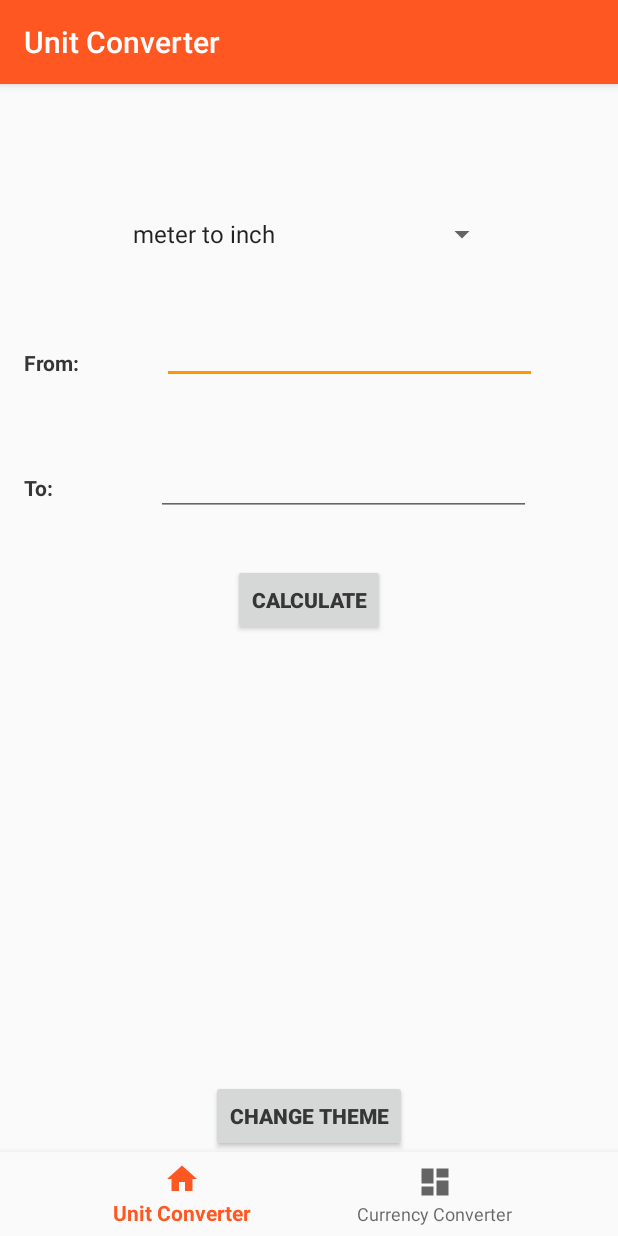
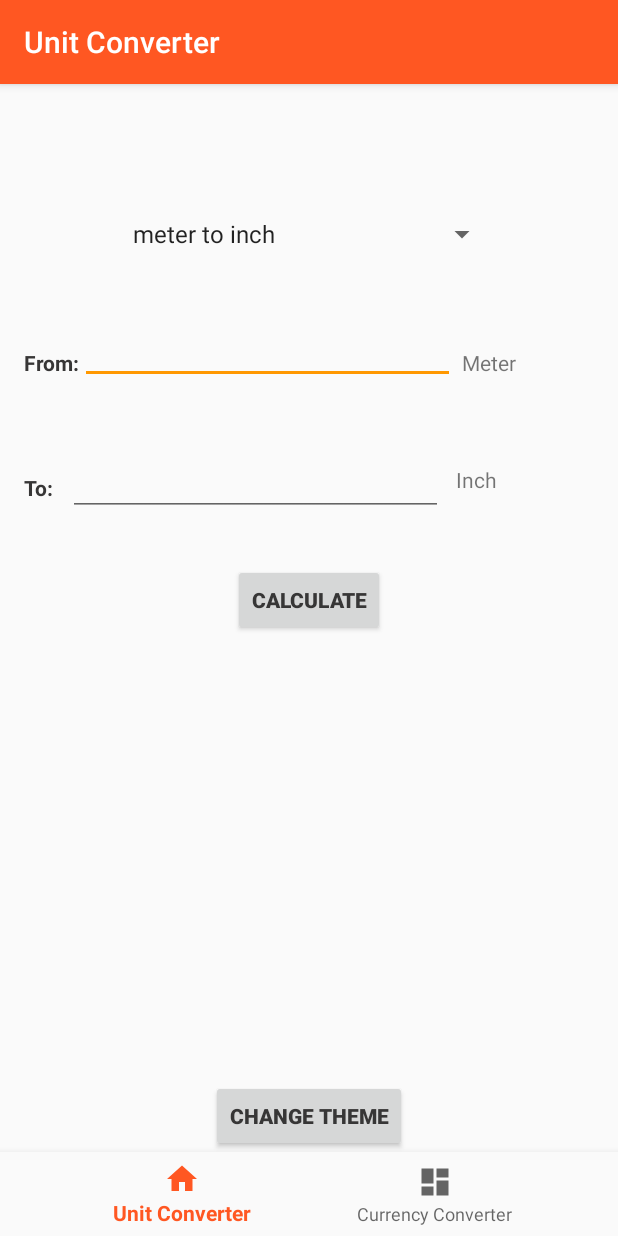
Before and after one commit to gollumeye/AppDev-AB6-Exc2, an Android app: the screen it shows after launch (MainActivity), on a phone screen of 412 x 824 dp. Run offline under Robolectric (Android 15) with nearby library versions, the phone set to English and light mode, and no system bars; our stand-ins replace navigation-ui.

Commit message:
Sheet 7 - exc3&4

```diff
--- a/app/src/main/java/com/example/appdev_sheet5_exc2_bottomnavigation/ui/UnitConverter/UnitConverterFragment.java
+++ b/app/src/main/java/com/example/appdev_sheet5_exc2_bottomnavigation/ui/UnitConverter/UnitConverterFragment.java
@@ -1,16 +1,24 @@
 package com.example.appdev_sheet5_exc2_bottomnavigation.ui.UnitConverter;
 
 import android.os.Bundle;
+import android.transition.TransitionInflater;
 import android.view.LayoutInflater;
 import android.view.View;
 import android.view.ViewGroup;
+import android.view.animation.Animation;
+import android.view.animation.AnimationUtils;
+import android.widget.AdapterView;
+import android.widget.TextSwitcher;
 import android.widget.TextView;
+import android.widget.ViewSwitcher;
 
 import androidx.annotation.NonNull;
 import androidx.fragment.app.Fragment;
 import androidx.lifecycle.ViewModelProvider;
 
+import com.example.appdev_sheet5_exc2_bottomnavigation.R;
 import com.example.appdev_sheet5_exc2_bottomnavigation.databinding.FragmentUnitConverterBinding;
+import com.google.android.material.navigation.NavigationBarView;
 
 public class UnitConverterFragment extends Fragment {
 
@@ -22,6 +30,95 @@ public class UnitConverterFragment extends Fragment {
                 new ViewModelProvider(this).get(UnitConverterViewModel.class);
 
         binding = FragmentUnitConverterBinding.inflate(inflater, container, false);
+
+        TransitionInflater transitionInflater = TransitionInflater.from(requireContext());
+        setExitTransition(transitionInflater.inflateTransition(R.transition.fade));
+        setEnterTransition(transitionInflater.inflateTransition(R.transition.fade));
+
+        //TextSwitcher textSwitcher = binding.textSwitcherFrom;
+        Animation fade_in = AnimationUtils.loadAnimation(getContext(), android.R.anim.fade_in);
+        Animation fade_out = AnimationUtils.loadAnimation(getContext(), android.R.anim.fade_out);
+
+        binding.textSwitcherFrom.setInAnimation(fade_in);
+        binding.textSwitcherFrom.setOutAnimation(fade_out);
+
+        binding.textSwitcherFrom.setFactory(
+                new ViewSwitcher.ViewFactory() {
+                    @Override
+                    public View makeView()
+                    {
+                        TextView textView = new TextView(getActivity());
+                        return textView;
+                    }
+                });
+
+        binding.textSwitcherTo.setInAnimation(fade_in);
+        binding.textSwitcherTo.setOutAnimation(fade_out);
+
+        binding.textSwitcherTo.setFactory(new ViewSwitcher.ViewFactory() {
+            @Override
+            public View makeView()
+            {
+                TextView textView2 = new TextView(getActivity());
+                return textView2;
+            }
+        });
+
+        /*
+        binding.textView.setOnClickListener(e->{
+            binding.textView.setText("Test");
+        });
+
+         */
+
+        binding.spinner.setOnItemSelectedListener(new AdapterView.OnItemSelectedListener() {
+            @Override
+            public void onItemSelected(AdapterView<?> adapterView, View view, int i, long l) {
+                String conversion_mode = binding.spinner.getSelectedItem().toString();
+
+                switch (conversion_mode) {
+                    case ("meter to inch"):
+                        binding.textSwitcherFrom.setText("Meter");
+                        binding.textSwitcherTo.setText("Inch");
+                        break;
+                    case ("inch to meter"):
+                        binding.textSwitcherFrom.setText("Inch");
+                        binding.textSwitcherTo.setText("Meter");
+                        break;
+                    case ("celsius to fahrenheit"):
+                        binding.textSwitcherFrom.setText("Celsius");
+                        binding.textSwitcherTo.setText("Fahrenheit");
+                        break;
+                    case ("fahrenheit to celcius"):
+                        binding.textSwitcherFrom.setText("Fahrenheit");
+                        binding.textSwitcherTo.setText("Celsius");
+                        break;
+                    case ("kilometers to miles"):
+                        binding.textSwitcherFrom.setText("Kilometers");
+                        binding.textSwitcherTo.setText("Miles");
+                        break;
+                    case ("miles to kilometers"):
+                        binding.textSwitcherFrom.setText("Miles");
+                        binding.textSwitcherTo.setText("Kilometers");
+                        break;
+                    case ("knots to meter per second"):
+                        binding.textSwitcherFrom.setText("Knots");
+                        binding.textSwitcherTo.setText("Meter");
+                        break;
+                    case ("meter per second to knots"):
+                        binding.textSwitcherFrom.setText("Meter per Second");
+                        binding.textSwitcherTo.setText("Knots");
+                        break;
+                    default:
+                        ;
+                }
+            }
+
+            @Override
+            public void onNothingSelected(AdapterView<?> adapterView) {
+
+            }
+        });
 
         binding.button.setOnClickListener(e->{
             String conversion_mode = binding.spinner.getSelectedItem().toString();
--- a/app/src/main/res/layout/fragment_unit_converter.xml
+++ b/app/src/main/res/layout/fragment_unit_converter.xml
@@ -5,6 +5,24 @@
     android:layout_width="match_parent"
     android:layout_height="match_parent"
     tools:context=".MainActivity">
+
+    <TextSwitcher
+        android:id="@+id/textSwitcherFrom"
+        android:layout_width="100dp"
+        android:layout_height="30dp"
+        android:layout_marginTop="64dp"
+        app:layout_constraintEnd_toEndOf="parent"
+        app:layout_constraintStart_toEndOf="@+id/textInputLayout"
+        app:layout_constraintTop_toBottomOf="@+id/spinner"></TextSwitcher>
+
+    <TextSwitcher
+        android:id="@+id/textSwitcherTo"
+        android:layout_width="100dp"
+        android:layout_height="30dp"
+        android:layout_marginTop="48dp"
+        app:layout_constraintEnd_toEndOf="parent"
+        app:layout_constraintStart_toEndOf="@+id/textInputLayout2"
+        app:layout_constraintTop_toBottomOf="@+id/textSwitcherFrom"></TextSwitcher>
 
     <Spinner
         android:id="@+id/spinner"
@@ -19,32 +37,31 @@
 
     <TextView
         android:id="@+id/textViewFrom"
+        style="@style/TextViewStyle"
         android:layout_width="wrap_content"
         android:layout_height="wrap_content"
         android:layout_marginStart="16dp"
         android:layout_marginTop="64dp"
         android:text="From:"
         app:layout_constraintStart_toStartOf="parent"
-        app:layout_constraintTop_toBottomOf="@+id/spinner"
-        style="@style/TextViewStyle"/>
+        app:layout_constraintTop_toBottomOf="@+id/spinner" />
 
     <TextView
         android:id="@+id/textViewTo"
+        style="@style/TextViewStyle"
         android:layout_width="wrap_content"
         android:layout_height="wrap_content"
         android:layout_marginStart="16dp"
         android:layout_marginTop="64dp"
         android:text="To:   "
         app:layout_constraintStart_toStartOf="parent"
-        app:layout_constraintTop_toBottomOf="@+id/textViewFrom"
-        style="@style/TextViewStyle"/>
+        app:layout_constraintTop_toBottomOf="@+id/textViewFrom" />
 
     <com.google.android.material.textfield.TextInputLayout
         android:id="@+id/textInputLayout"
         android:layout_width="250dp"
         android:layout_height="wrap_content"
         android:layout_marginTop="32dp"
-        app:layout_constraintEnd_toEndOf="parent"
         app:layout_constraintStart_toEndOf="@+id/textViewFrom"
         app:layout_constraintTop_toBottomOf="@+id/spinner">
 
@@ -60,7 +77,6 @@
         android:layout_width="250dp"
         android:layout_height="wrap_content"
         android:layout_marginTop="32dp"
-        app:layout_constraintEnd_toEndOf="parent"
         app:layout_constraintStart_toEndOf="@+id/textViewTo"
         app:layout_constraintTop_toBottomOf="@+id/textInputLayout">
 
@@ -73,13 +89,13 @@
 
     <Button
         android:id="@+id/button"
+        style="@style/ButtonStyle"
         android:layout_width="wrap_content"
         android:layout_height="wrap_content"
         android:layout_marginTop="32dp"
         android:text="Calculate"
         app:layout_constraintEnd_toEndOf="parent"
         app:layout_constraintStart_toStartOf="parent"
-        app:layout_constraintTop_toBottomOf="@+id/textInputLayout2"
-        style="@style/ButtonStyle"/>
+        app:layout_constraintTop_toBottomOf="@+id/textInputLayout2" />
 
 </androidx.constraintlayout.widget.ConstraintLayout>
--- /dev/null
+++ b/app/src/main/res/transition/fade.xml
@@ -0,0 +1,3 @@
+<?xml version="1.0" encoding="utf-8"?>
+<fade xmlns:android="http://schemas.android.com/apk/res/android"
+    android:duration="@android:integer/config_longAnimTime"/>
```
Also changed, not shown: app/src/main/java/com/example/appdev_sheet5_exc2_bottomnavigation/ui/CurrencyConverter/CurrencyConverterFragment.java (+7 -0 lines).
